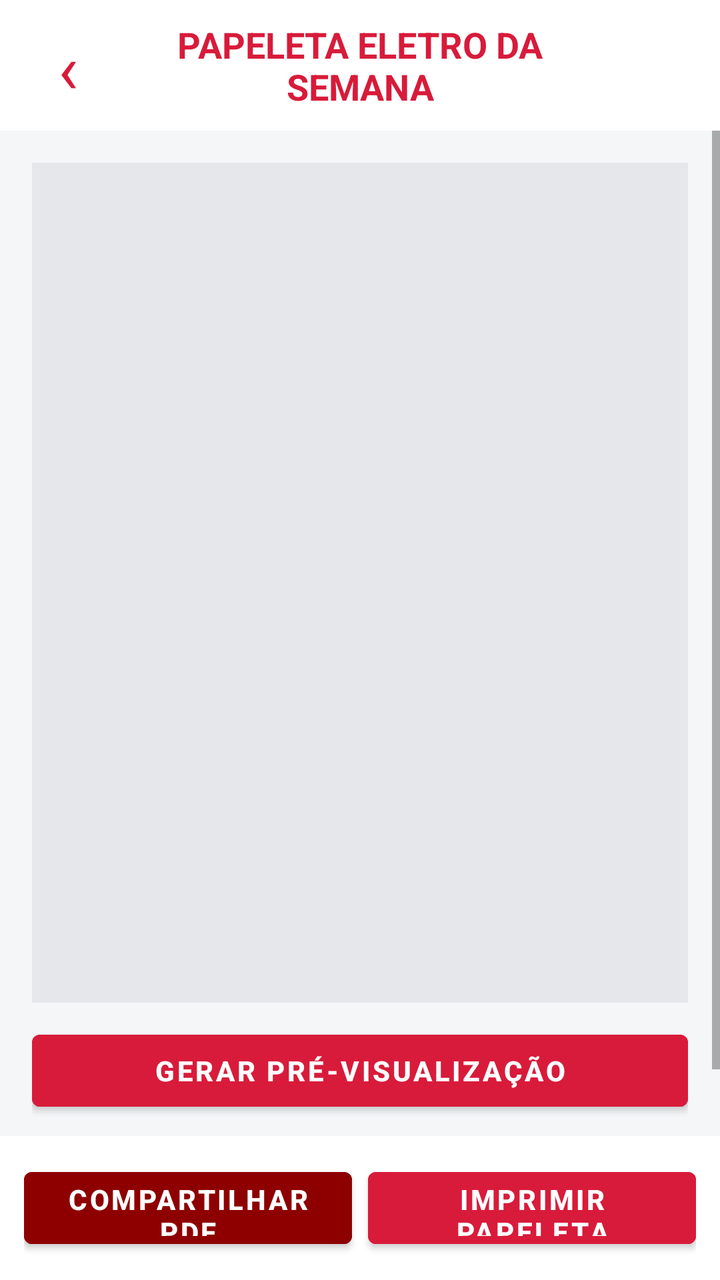
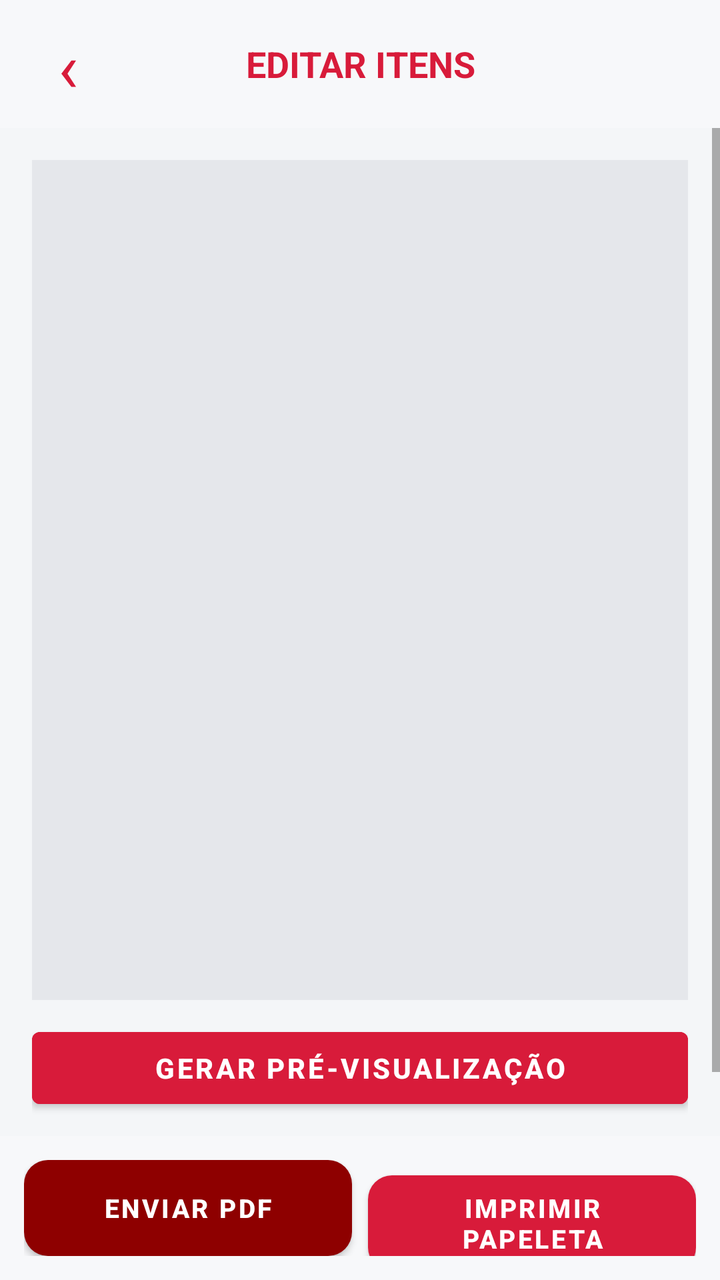

The first picture is an Android layout as it rendered before a commit; the second is the same layout after the commit. The layout source and the unified diff follow.
<!-- AndroidManifest.xml: activity theme AppTheme.NoActionBar -->
<!-- res/layout/activity_eletro_semana.xml -->
<?xml version="1.0" encoding="utf-8"?>
<LinearLayout xmlns:android="http://schemas.android.com/apk/res/android"
    android:layout_width="match_parent"
    android:layout_height="match_parent"
    android:orientation="vertical"
    android:background="#F4F6F8">

    <LinearLayout
        android:layout_width="match_parent"
        android:layout_height="wrap_content"
        android:orientation="horizontal"
        android:gravity="center_vertical"
        android:background="#FFFFFF"
        android:paddingHorizontal="12dp"
        android:paddingVertical="10dp">

        <TextView
            android:id="@+id/btnVoltarEletro"
            android:layout_width="44dp"
            android:layout_height="44dp"
            android:gravity="center"
            android:text="‹"
            android:textColor="#D81B3A"
            android:textSize="34sp" />

        <TextView
            android:id="@+id/tvTituloEletro"
            android:layout_width="0dp"
            android:layout_height="wrap_content"
            android:layout_weight="1"
            android:gravity="center"
            android:text="PAPELETA ELETRO DA SEMANA"
            android:textColor="#D81B3A"
            android:textSize="18sp"
            android:textStyle="bold" />

        <View
            android:layout_width="44dp"
            android:layout_height="44dp" />
    </LinearLayout>

    <ScrollView
        android:layout_width="match_parent"
        android:layout_height="0dp"
        android:layout_weight="1">

        <LinearLayout
            android:layout_width="match_parent"
            android:layout_height="wrap_content"
            android:orientation="vertical"
            android:padding="16dp">

            <ImageView
                android:id="@+id/ivPreviewEletro"
                android:layout_width="match_parent"
                android:layout_height="420dp"
                android:background="#E5E7EB"
                android:adjustViewBounds="false"
                android:scaleType="fitCenter" />

            <Button
                android:id="@+id/btnGerarPreviewEletro"
                android:layout_width="match_parent"
                android:layout_height="48dp"
                android:layout_marginTop="10dp"
                android:backgroundTint="#D81B3A"
                android:text="GERAR PRÉ-VISUALIZAÇÃO"
                android:textColor="#FFFFFF"
                android:textStyle="bold" />

            <TextView
                android:id="@+id/tvStatusEletro"
                android:layout_width="match_parent"
                android:layout_height="wrap_content"
                android:paddingVertical="6dp"
                android:gravity="center"
                android:textColor="#64748B"
                android:textSize="12sp" />

            <LinearLayout
                android:id="@+id/layoutEletroForm"
                android:layout_width="match_parent"
                android:layout_height="wrap_content"
                android:orientation="vertical" />
        </LinearLayout>
    </ScrollView>

    <LinearLayout
        android:layout_width="match_parent"
        android:layout_height="wrap_content"
        android:orientation="horizontal"
        android:background="#FFFFFF"
        android:padding="12dp">

        <Button
            android:id="@+id/btnShareEletro"
            android:layout_width="0dp"
            android:layout_height="48dp"
            android:layout_weight="1"
            android:backgroundTint="#8E0000"
            android:text="COMPARTILHAR PDF"
            android:textColor="#FFFFFF"
            android:textStyle="bold" />

        <Button
            android:id="@+id/btnImprimirEletro"
            android:layout_width="0dp"
            android:layout_height="48dp"
            android:layout_marginStart="8dp"
            android:layout_weight="1"
            android:backgroundTint="#D81B3A"
            android:text="IMPRIMIR PAPELETA"
            android:textColor="#FFFFFF"
            android:textStyle="bold" />
    </LinearLayout>
</LinearLayout>
<!-- resources referenced by this layout -->
<resources>
  <style name="AppTheme.NoActionBar" parent="Theme.MaterialComponents.Light.NoActionBar">
          <item name="colorPrimary">@color/primary</item>
          <item name="colorPrimaryVariant">@color/primary_dark</item>
          <item name="colorSecondary">@color/accent</item>
          <item name="android:windowBackground">@color/gray_100</item>
          <item name="android:textColor">@color/gray_900</item>
          <item name="android:statusBarColor">@color/primary</item>
      </style>
  <color name="primary">#D7193F</color>
  <color name="primary_dark">#B0172F</color>
  <color name="accent">#4CAF50</color>
  <color name="gray_100">#F5F5F5</color>
  <color name="gray_900">#212121</color>
</resources>

<!-- the commit's change to res/layout/activity_eletro_semana.xml (unified diff, before → after) -->
@@ -1,5 +1,6 @@
 <?xml version="1.0" encoding="utf-8"?>
 <LinearLayout xmlns:android="http://schemas.android.com/apk/res/android"
+    xmlns:app="http://schemas.android.com/apk/res-auto"
     android:layout_width="match_parent"
     android:layout_height="match_parent"
     android:orientation="vertical"
@@ -10,7 +11,7 @@
         android:layout_height="wrap_content"
         android:orientation="horizontal"
         android:gravity="center_vertical"
-        android:background="#FFFFFF"
+        android:background="#F7F8FA"
         android:paddingHorizontal="12dp"
         android:paddingVertical="10dp">
 
@@ -29,7 +30,7 @@
             android:layout_height="wrap_content"
             android:layout_weight="1"
             android:gravity="center"
-            android:text="PAPELETA ELETRO DA SEMANA"
+            android:text="EDITAR ITENS"
             android:textColor="#D81B3A"
             android:textSize="18sp"
             android:textStyle="bold" />
@@ -89,28 +90,36 @@
         android:layout_width="match_parent"
         android:layout_height="wrap_content"
         android:orientation="horizontal"
-        android:background="#FFFFFF"
+        android:background="#F7F8FA"
         android:padding="12dp">
 
-        <Button
+        <com.google.android.material.button.MaterialButton
             android:id="@+id/btnShareEletro"
             android:layout_width="0dp"
             android:layout_height="48dp"
             android:layout_weight="1"
-            android:backgroundTint="#8E0000"
-            android:text="COMPARTILHAR PDF"
+            android:insetTop="0dp"
+            android:insetBottom="0dp"
+            android:text="ENVIAR PDF"
             android:textColor="#FFFFFF"
-            android:textStyle="bold" />
+            android:textSize="13sp"
+            android:textStyle="bold"
+            app:backgroundTint="#8E0000"
+            app:cornerRadius="12dp" />
 
-        <Button
+        <com.google.android.material.button.MaterialButton
             android:id="@+id/btnImprimirEletro"
             android:layout_width="0dp"
             android:layout_height="48dp"
             android:layout_marginStart="8dp"
             android:layout_weight="1"
-            android:backgroundTint="#D81B3A"
+            android:insetTop="0dp"
+            android:insetBottom="0dp"
             android:text="IMPRIMIR PAPELETA"
             android:textColor="#FFFFFF"
-            android:textStyle="bold" />
+            android:textSize="13sp"
+            android:textStyle="bold"
+            app:backgroundTint="#D81B3A"
+            app:cornerRadius="12dp" />
     </LinearLayout>
 </LinearLayout>
